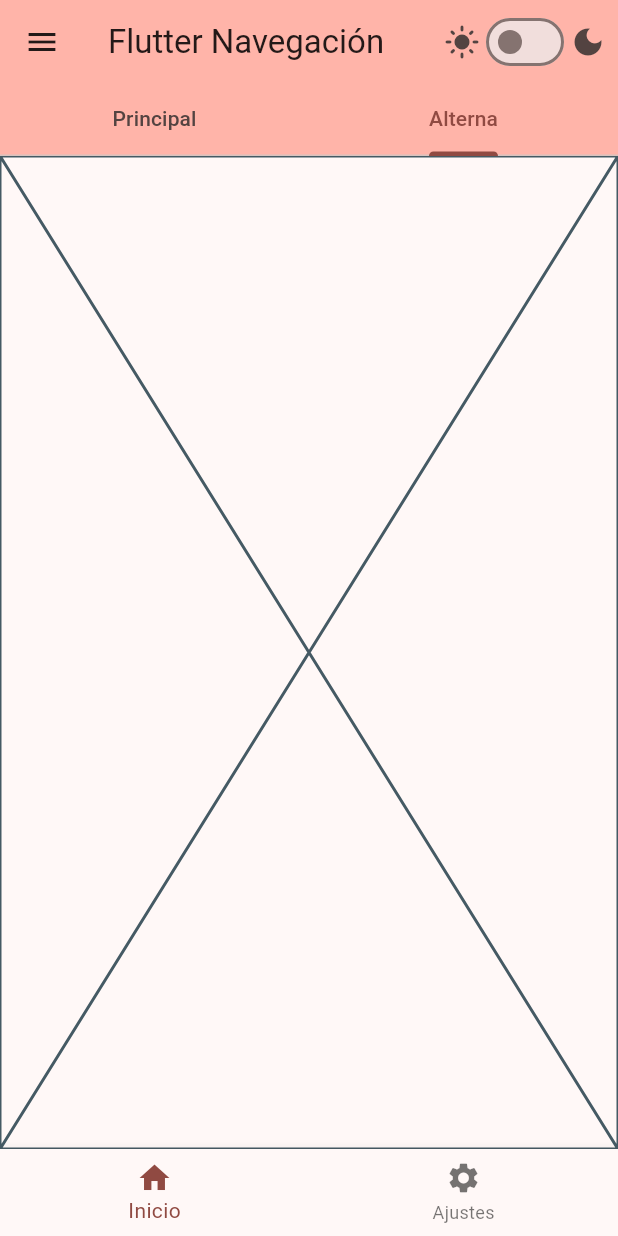
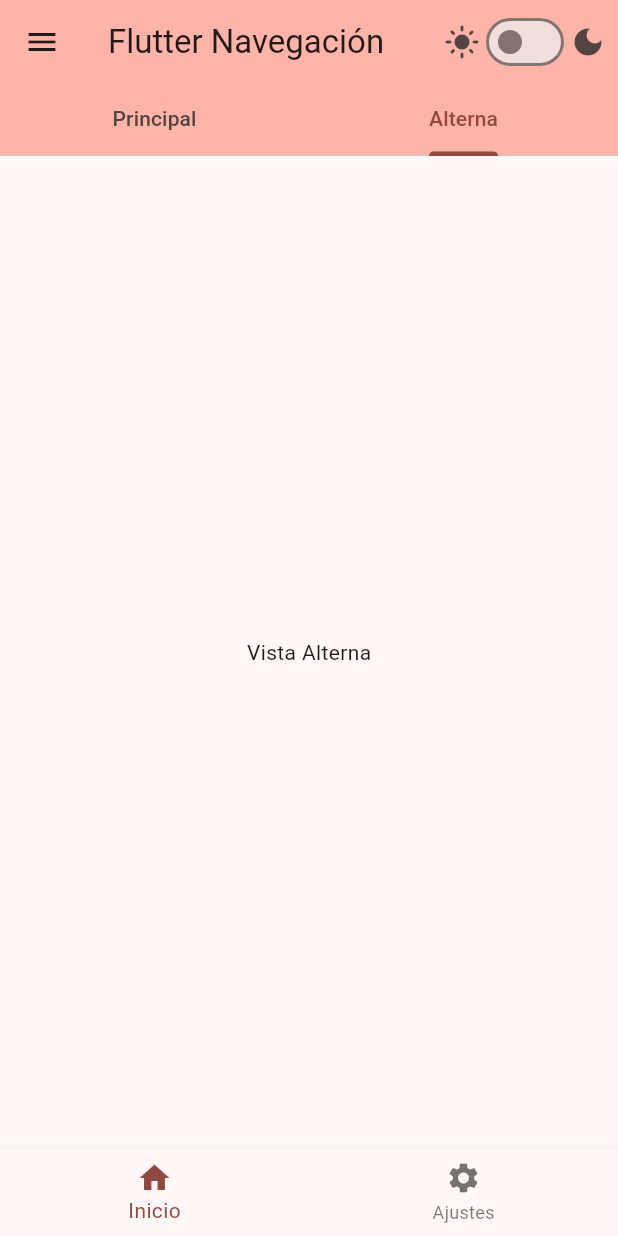
Before and after one commit to rslcia11/Programaci-n-Movil, a Flutter app: the screen it shows after launch, tab 2 chosen, on a phone screen of 412 x 824 dp. Run offline on Flutter 3.47's test engine with Material 3 defaults, Android fonts, the light colour scheme and no system bars.

Commit message:
Actividad en clase

```diff
--- a/Tarea1/flutter_application_1/lib/main.dart
+++ b/Tarea1/flutter_application_1/lib/main.dart
@@ -67,11 +67,6 @@ class _HomeScreenState extends State<HomeScreen> with TickerProviderStateMixin {
     super.dispose();
   }
 
-  final List<Widget> _bottomScreens = [
-    const Placeholder(fallbackHeight: 100),
-    const Placeholder(fallbackHeight: 100),
-  ];
-
   @override
   Widget build(BuildContext context) {
     final themeProvider = Provider.of<ThemeProvider>(context);
@@ -94,13 +89,15 @@ class _HomeScreenState extends State<HomeScreen> with TickerProviderStateMixin {
             ],
           ),
         ],
-        bottom: TabBar(
+        bottom: _bottomIndex == 0
+            ? TabBar(
                 controller: _tabController,
                 tabs: const [
                   Tab(text: 'Principal'),
                   Tab(text: 'Alterna'),
                 ],
-        ),
+              )
+            : null,
       ),
       drawer: Drawer(
         child: ListView(
@@ -123,7 +120,8 @@ class _HomeScreenState extends State<HomeScreen> with TickerProviderStateMixin {
           ],
         ),
       ),
-      body: TabBarView(
+      body: _bottomIndex == 0
+          ? TabBarView(
               controller: _tabController,
               children: [
                 Center(
@@ -156,9 +154,10 @@ class _HomeScreenState extends State<HomeScreen> with TickerProviderStateMixin {
                     ],
                   ),
                 ),
-          _bottomScreens[_bottomIndex],
+                const Center(child: Text("Vista Alterna")),
               ],
-      ),
+            )
+          : const SettingsScreen(),
       bottomNavigationBar: BottomNavigationBar(
         currentIndex: _bottomIndex,
         onTap: (index) => setState(() => _bottomIndex = index),
@@ -218,3 +217,17 @@ class _DetailScreenState extends State<DetailScreen> {
     );
   }
 }
+
+class SettingsScreen extends StatelessWidget {
+  const SettingsScreen({super.key});
+
+  @override
+  Widget build(BuildContext context) {
+    return const Center(
+      child: Text(
+        'Aquí van los ajustes',
+        style: TextStyle(fontSize: 24),
+      ),
+    );
+  }
+}
```
Lines whose indentation alone changed are shown as unchanged.
